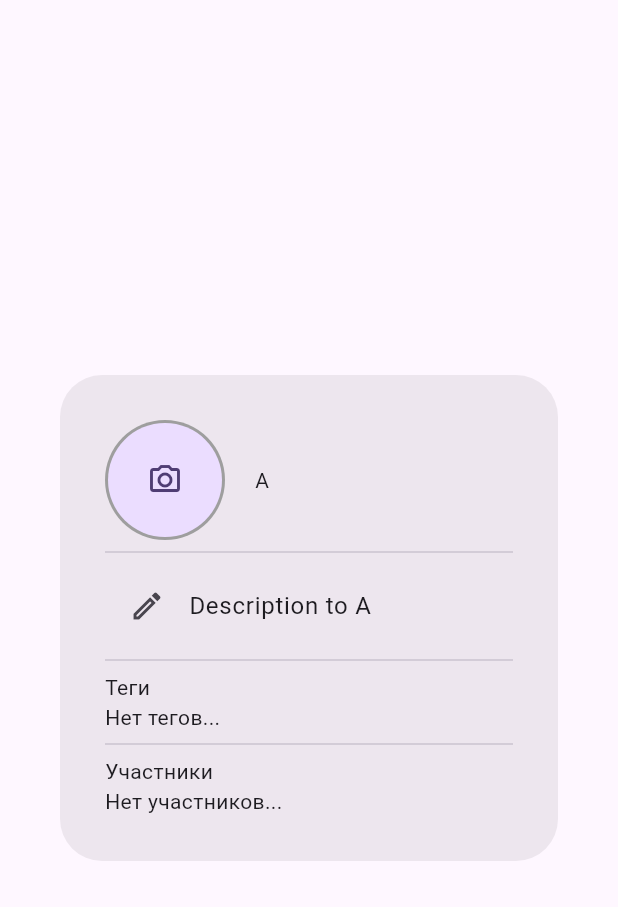
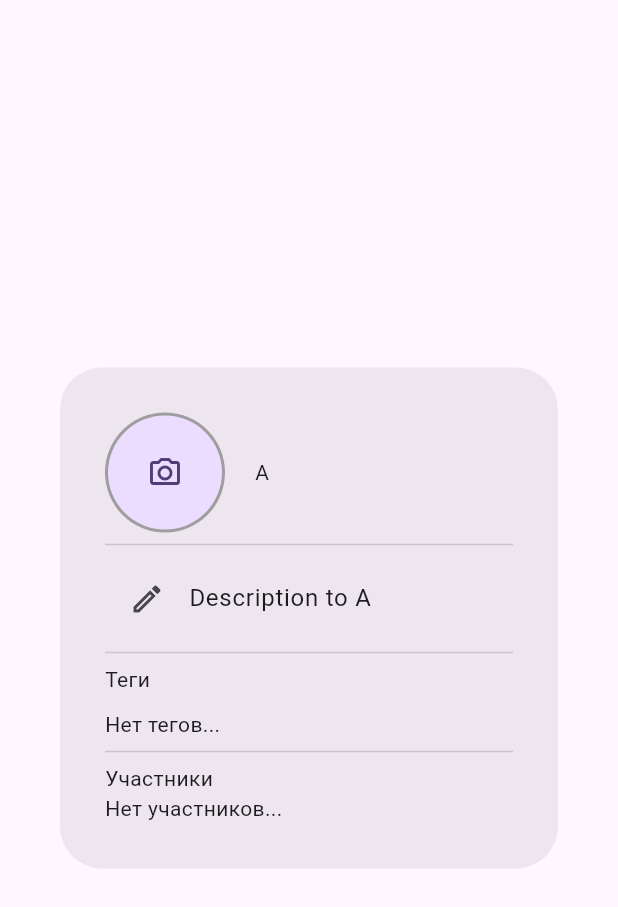
Before and after one commit to cupofcrisp-tulahack2023/compendio-client, a Flutter app: the GroupDetailsModal widget shown alone on an empty page, opened directly with sample values from the repository, on a phone screen of 412 x 824 dp. Shown: the top 907 px of the screen. Run offline on Flutter 3.47's test engine with Material 2 defaults, Android fonts, the phone set to English and light mode, and no system bars; our stand-ins replace get_it, image_picker, multi_select_flutter; missing offline and left inert: animated_shimmer, design_box, material_text_fields; accounts and stored records are empty.

Commit message:
finished creating group implementation, fixed tag blocks in group detail

```diff
--- a/lib/src/modals/group_details.dart
+++ b/lib/src/modals/group_details.dart
@@ -30,20 +30,30 @@ class GroupDetailsModal extends StatelessWidget {
           ),
           const Divider(),
           const Text("Теги"),
+          const SizedBox(
+            height: 10,
+          ),
           group.tags.isNotEmpty
               ? GridView(
                   shrinkWrap: true,
                   gridDelegate: const SliverGridDelegateWithFixedCrossAxisCount(
                     crossAxisCount: 2,
+                    childAspectRatio: 4,
+                    crossAxisSpacing: 10,
+                    mainAxisSpacing: 10,
                   ),
                   children: group.tags
-                      .map((e) => Container(
-                            decoration: BoxDecoration(
-                              border: Border.all(color: Colors.green),
-                              borderRadius: BorderRadius.circular(50),
-                            ),
-                            height: 10,
-                          ))
+                      .map(
+                        (e) => Container(
+                          padding: EdgeInsets.all(3),
+                          alignment: Alignment.center,
+                          decoration: BoxDecoration(
+                            border: Border.all(color: Colors.green),
+                            borderRadius: BorderRadius.circular(50),
+                          ),
+                          child: Text(e),
+                        ),
+                      )
                       .toList(),
                 )
               : const Text("Нет тегов..."),
--- a/lib/src/pages/group.dart
+++ b/lib/src/pages/group.dart
@@ -5,10 +5,11 @@ import "package:compendio/src/pages/base.dart";
 import "package:compendio/src/services/group.dart";
 import "package:compendio/src/widgets/appbar_details.dart";
 import "package:flutter/material.dart";
+import "package:get_it/get_it.dart";
 
 class GroupPage extends StatefulWidget {
   final String name;
-  final GroupService groupService = GroupService();
+  final GroupService groupService = GetIt.I<GroupService>();
 
   GroupPage({super.key, required this.name});
 
--- a/lib/src/pages/my_groups.dart
+++ b/lib/src/pages/my_groups.dart
@@ -4,9 +4,10 @@ import "package:compendio/src/services/group.dart";
 import "package:compendio/src/widgets/appbar_search.dart";
 import "package:compendio/src/widgets/box_card.dart";
 import "package:flutter/material.dart";
+import "package:get_it/get_it.dart";
 
 class MyGroupsPage extends StatefulWidget {
-  final GroupService groupService = GroupService();
+  final GroupService groupService = GetIt.I<GroupService>();
 
   MyGroupsPage({super.key});
 
--- a/lib/src/services/group.dart
+++ b/lib/src/services/group.dart
@@ -1,6 +1,7 @@
 import 'package:compendio/src/models/group.dart';
+import 'package:flutter/cupertino.dart';
 
-class GroupService {
+class GroupService extends ChangeNotifier {
   GroupService() {
     print("GROUP SERVICE CREATED");
   }
@@ -26,7 +27,7 @@ class GroupService {
 
   Future<Group> getGroupByName(String name) {
     return Future.delayed(const Duration(seconds: 2),
-            () => groups.firstWhere((element) => element.name == name));
+        () => groups.firstWhere((element) => element.name == name));
   }
 
   Future<void> createGroup(String name, List<String> tags) async {
--- a/pubspec.yaml
+++ b/pubspec.yaml
@@ -18,6 +18,7 @@ dependencies:
   multi_select_flutter: ^4.1.3
   url_launcher: ^6.1.14
   image_picker: ^1.0.4
+  get_it: ^7.6.4
   animated_shimmer: ^1.0.0
   cupertino_icons: ^1.0.2
 
```
Also changed, not shown: lib/main.dart (+10 -0 lines), lib/src/modals/new_group.dart (+12 -2 lines), pubspec.lock.
